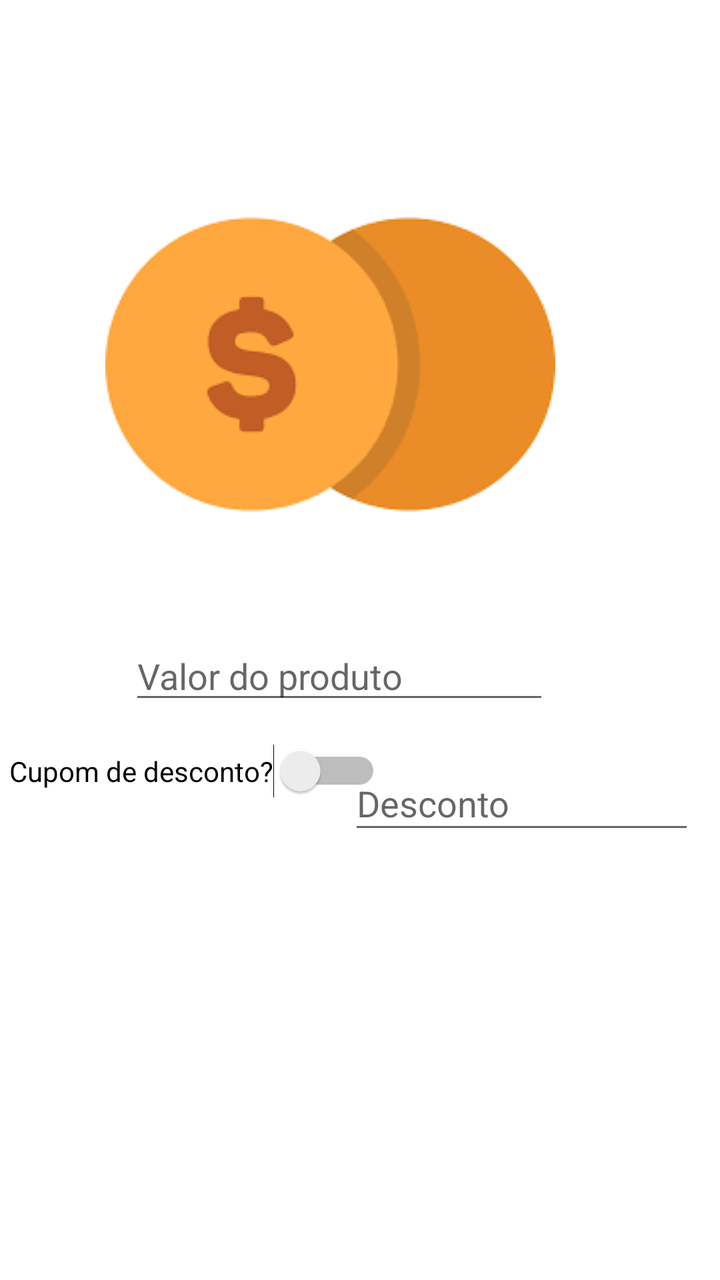
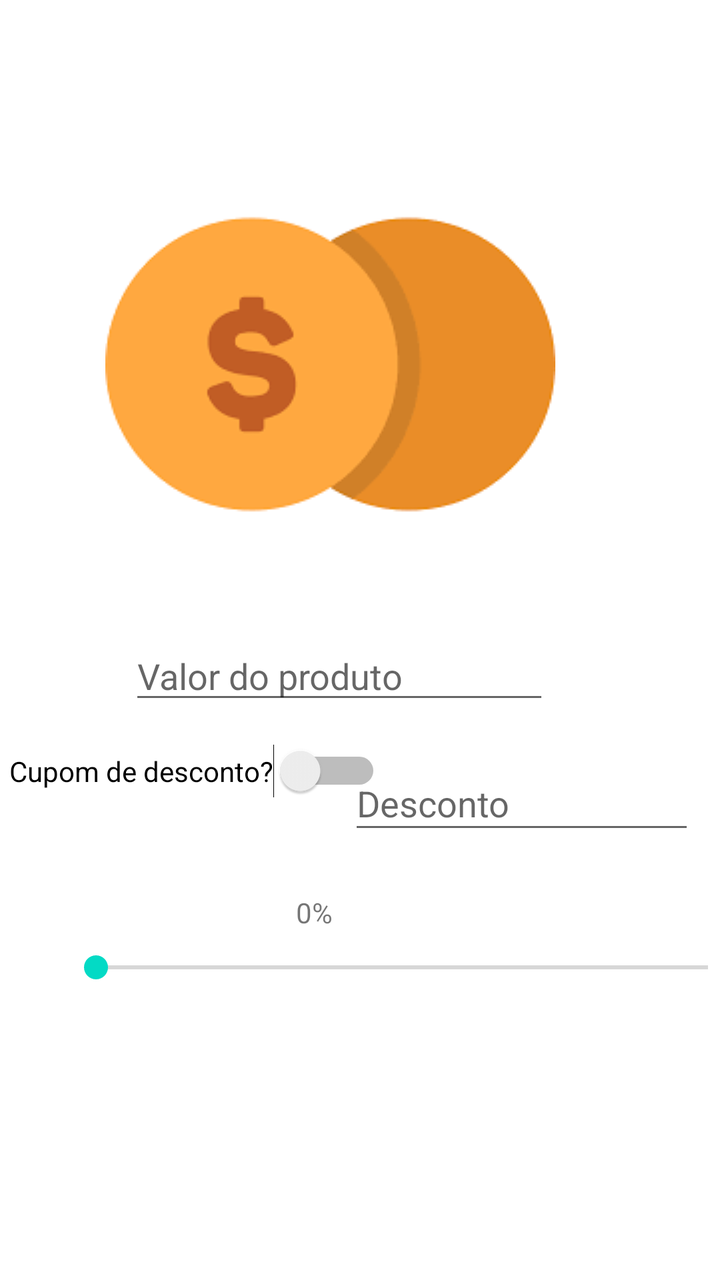

The first picture is an Android layout as it rendered before a commit; the second is the same layout after the commit. The layout source and the unified diff follow.
<!-- AndroidManifest.xml: application theme Theme.Calccashback -->
<!-- res/layout/activity_main.xml -->
<?xml version="1.0" encoding="utf-8"?>
<androidx.constraintlayout.widget.ConstraintLayout xmlns:android="http://schemas.android.com/apk/res/android"
    xmlns:app="http://schemas.android.com/apk/res-auto"
    xmlns:tools="http://schemas.android.com/tools"
    android:layout_width="match_parent"
    android:layout_height="match_parent"
    tools:context=".MainActivity">

    <ImageView
        android:id="@+id/imageView"
        android:layout_width="wrap_content"
        android:layout_height="wrap_content"
        android:layout_marginStart="78dp"
        android:layout_marginTop="115dp"
        android:layout_marginEnd="108dp"
        android:layout_marginBottom="391dp"
        app:layout_constraintBottom_toBottomOf="parent"
        app:layout_constraintEnd_toEndOf="parent"
        app:layout_constraintStart_toStartOf="parent"
        app:layout_constraintTop_toTopOf="parent"
        app:srcCompat="@drawable/gorjeta" />

    <Switch
        android:id="@+id/descontoSwitch"
        android:layout_width="wrap_content"
        android:layout_height="wrap_content"
        android:layout_marginStart="32dp"
        android:layout_marginEnd="11dp"
        android:layout_marginBottom="226dp"
        android:text="Cupom de desconto?"
        app:layout_constraintBottom_toBottomOf="parent"
        app:layout_constraintEnd_toStartOf="@+id/editTextNumber"
        app:layout_constraintStart_toStartOf="parent"
        app:layout_constraintTop_toBottomOf="@+id/valorProduto" />

    <EditText
        android:id="@+id/editTextNumber"
        android:layout_width="173dp"
        android:layout_height="44dp"
        android:ems="10"
        android:hint="Desconto"
        android:inputType="number"
        app:layout_constraintBottom_toBottomOf="parent"
        app:layout_constraintEnd_toEndOf="parent"
        app:layout_constraintHorizontal_bias="0.932"
        app:layout_constraintStart_toStartOf="parent"
        app:layout_constraintTop_toTopOf="parent"
        app:layout_constraintVertical_bias="0.634" />

    <EditText
        android:id="@+id/valorProduto"
        android:layout_width="wrap_content"
        android:layout_height="wrap_content"
        android:layout_marginStart="90dp"
        android:layout_marginTop="21dp"
        android:layout_marginEnd="111dp"
        android:ems="10"
        android:hint="Valor do produto"
        android:inputType="number"
        app:layout_constraintEnd_toEndOf="parent"
        app:layout_constraintStart_toStartOf="parent"
        app:layout_constraintTop_toBottomOf="@+id/imageView" />

</androidx.constraintlayout.widget.ConstraintLayout>
<!-- resources referenced by this layout -->
<resources>
  <!-- drawable gorjeta: png bitmap (drawable, 4162 bytes) -->
  <style name="Theme.Calccashback" parent="Theme.MaterialComponents.DayNight.DarkActionBar">
          
          <item name="colorPrimary">@color/purple_500</item>
          <item name="colorPrimaryVariant">@color/purple_700</item>
          <item name="colorOnPrimary">@color/white</item>
          
          <item name="colorSecondary">@color/teal_200</item>
          <item name="colorSecondaryVariant">@color/teal_700</item>
          <item name="colorOnSecondary">@color/black</item>
          
          <item name="android:statusBarColor" tools:targetApi="l">?attr/colorPrimaryVariant</item>
          
      </style>
  <color name="purple_500">#FF6200EE</color>
  <color name="purple_700">#FF3700B3</color>
  <color name="white">#FFFFFFFF</color>
  <color name="teal_200">#FF03DAC5</color>
  <color name="teal_700">#FF018786</color>
  <color name="black">#FF000000</color>
</resources>

<!-- the commit's change to res/layout/activity_main.xml (unified diff, before → after) -->
@@ -29,12 +29,12 @@
         android:layout_marginBottom="226dp"
         android:text="Cupom de desconto?"
         app:layout_constraintBottom_toBottomOf="parent"
-        app:layout_constraintEnd_toStartOf="@+id/editTextNumber"
+        app:layout_constraintEnd_toStartOf="@+id/descontoValue"
         app:layout_constraintStart_toStartOf="parent"
         app:layout_constraintTop_toBottomOf="@+id/valorProduto" />
 
     <EditText
-        android:id="@+id/editTextNumber"
+        android:id="@+id/descontoValue"
         android:layout_width="173dp"
         android:layout_height="44dp"
         android:ems="10"
@@ -61,4 +61,30 @@
         app:layout_constraintStart_toStartOf="parent"
         app:layout_constraintTop_toBottomOf="@+id/imageView" />
 
+    <SeekBar
+        android:id="@+id/cashbackPorcentagem"
+        android:layout_width="338dp"
+        android:layout_height="36dp"
+        android:layout_marginStart="32dp"
+        android:layout_marginEnd="41dp"
+        android:max="100"
+        android:progress="0"
+        app:layout_constraintBottom_toBottomOf="parent"
+        app:layout_constraintEnd_toEndOf="parent"
+        app:layout_constraintHorizontal_bias="0.0"
+        app:layout_constraintStart_toStartOf="parent"
+        app:layout_constraintTop_toTopOf="parent"
+        app:layout_constraintVertical_bias="0.771" />
+
+    <TextView
+        android:id="@+id/cashbackText"
+        android:layout_width="wrap_content"
+        android:layout_height="wrap_content"
+        android:layout_marginStart="154dp"
+        android:layout_marginEnd="200dp"
+        android:text="0%"
+        app:layout_constraintBottom_toTopOf="@+id/cashbackPorcentagem"
+        app:layout_constraintEnd_toEndOf="parent"
+        app:layout_constraintStart_toStartOf="parent" />
+
 </androidx.constraintlayout.widget.ConstraintLayout>
